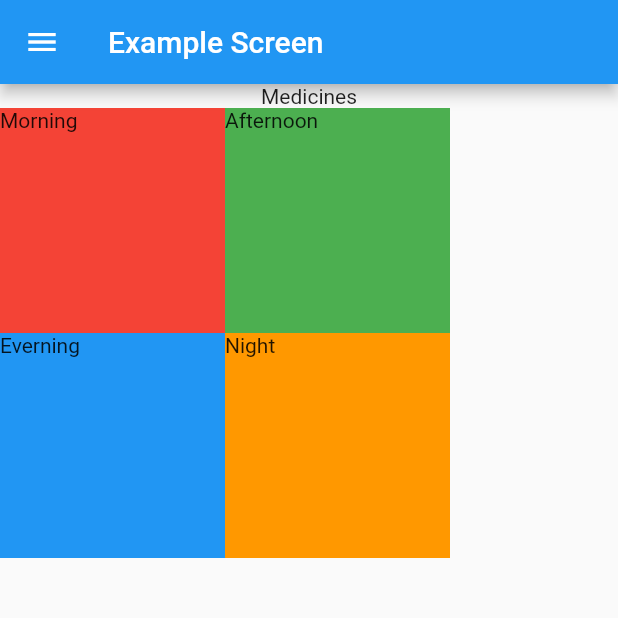
After one commit to Mickuppom/flutter_application_1, a Flutter app: the screen it shows after launch, after a tap on "Example", on a phone screen of 412 x 824 dp, the top half of it. The commit adds this screen. Run offline on Flutter 3.47's test engine with Material 2 defaults, Android fonts, the phone set to English and light mode, and no system bars.

Commit message:
ADD EXAMPLESCREEN

```diff
--- /dev/null
+++ b/lib/screen/example_screen.dart
@@ -0,0 +1,65 @@
+import 'package:flutter/material.dart';
+
+class ExampleScreen extends StatefulWidget {
+  ExampleScreen({Key key}) : super(key: key);
+
+  @override
+  _ExampleScreenState createState() => _ExampleScreenState();
+}
+
+class _ExampleScreenState extends State<ExampleScreen> {
+  @override
+  Widget build(BuildContext context) {
+    return Container(
+      child: Scaffold(
+        drawer: Drawer(),
+        appBar: AppBar(
+          title: Text(
+            "Example Screen",
+          ),
+        ),
+        body: Center(
+          child: Column(
+            children: [
+              Text("Medicines"),
+              Container(
+                child: Column(
+                  children: [
+                    Row(children: [
+                      Container(
+                        width: 150,
+                        height: 150,
+                        color: Colors.red,
+                        child: Text("Morning"),
+                      ),
+                      Container(
+                        width: 150,
+                        height: 150,
+                        color: Colors.green,
+                        child: Text("Afternoon"),
+                      ),
+                    ]),
+                    Row(children: [
+                      Container(
+                        width: 150,
+                        height: 150,
+                        color: Colors.blue,
+                        child: Text("Everning"),
+                      ),
+                      Container(
+                        width: 150,
+                        height: 150,
+                        color: Colors.orange,
+                        child: Text("Night"),
+                      ),
+                    ]),
+                  ],
+                ),
+              ),
+            ],
+          ),
+        ),
+      ),
+    );
+  }
+}
--- a/lib/screen/home_screen.dart
+++ b/lib/screen/home_screen.dart
@@ -1,4 +1,5 @@
 import 'package:flutter/material.dart';
+import 'package:flutter_application_1/screen/example_screen.dart';
 import 'package:flutter_application_1/screen/form_screen.dart';
 import 'package:flutter_application_1/screen/list_view_screen.dart';
 
@@ -65,6 +66,17 @@ class _HomeScreenState extends State<HomeScreen> {
                 },
                 child: Text("Form"),
               ),
+              TextButton(
+                onPressed: () {
+                  Navigator.push(
+                    context,
+                    MaterialPageRoute(
+                      builder: (context) => ExampleScreen(),
+                    ),
+                  );
+                },
+                child: Text("Example"),
+              ),
             ],
           ),
         ),
```
